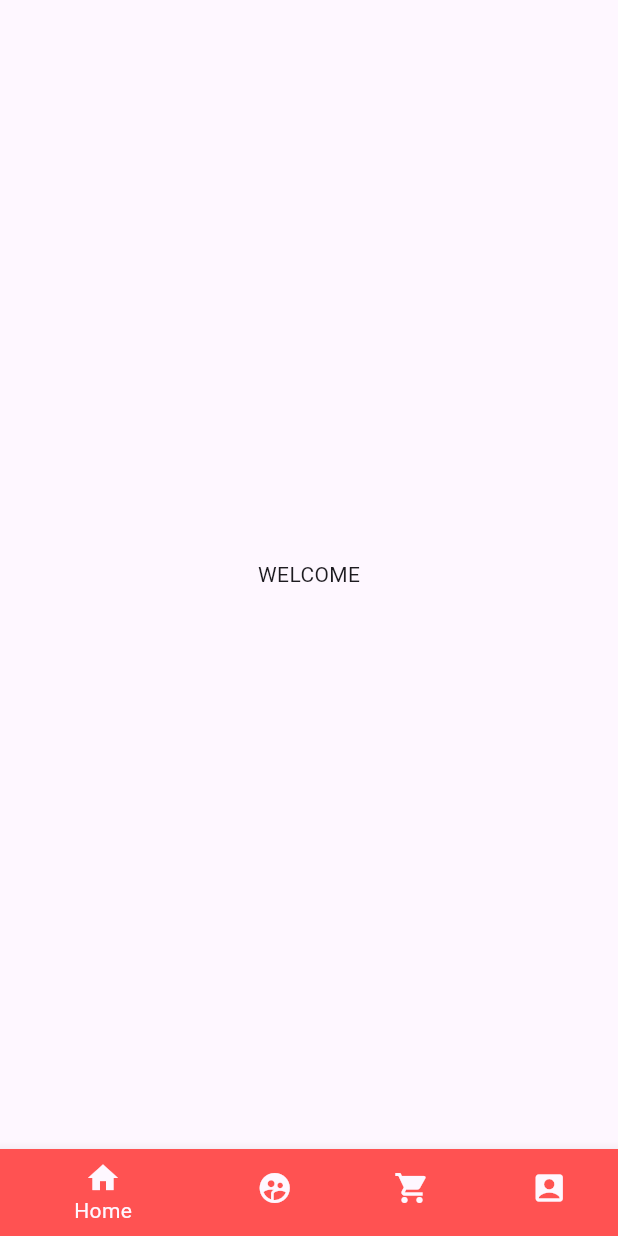
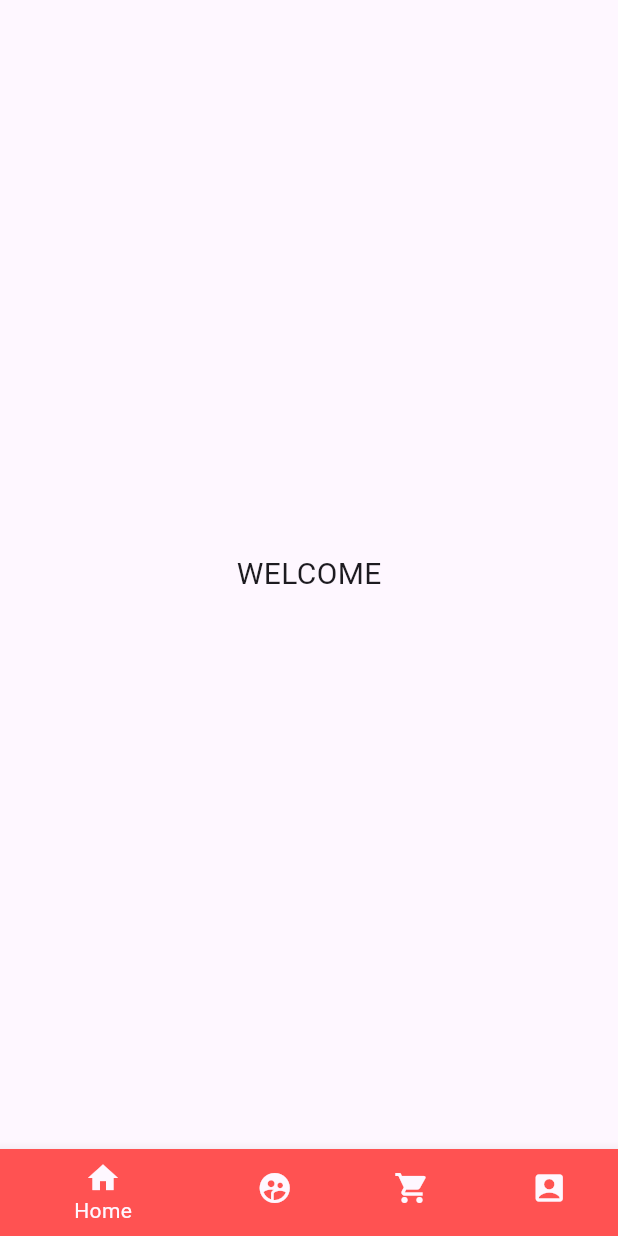
Before and after one commit to riazulrocky/bottom-nav-bar, a Flutter app: the screen it shows after launch, on a phone screen of 412 x 824 dp. Run offline on Flutter 3.47's test engine with Material 3 defaults, Android fonts, the light colour scheme and no system bars.

```diff
--- a/lib/pages/home.dart
+++ b/lib/pages/home.dart
@@ -5,6 +5,6 @@ class home extends StatelessWidget {
 
   @override
   Widget build(BuildContext context) {
-    return const Center(child: Text("WELCOME"));
+    return const Center(child: Text("WELCOME", style: TextStyle(fontSize: 20),));
   }
 }
```
